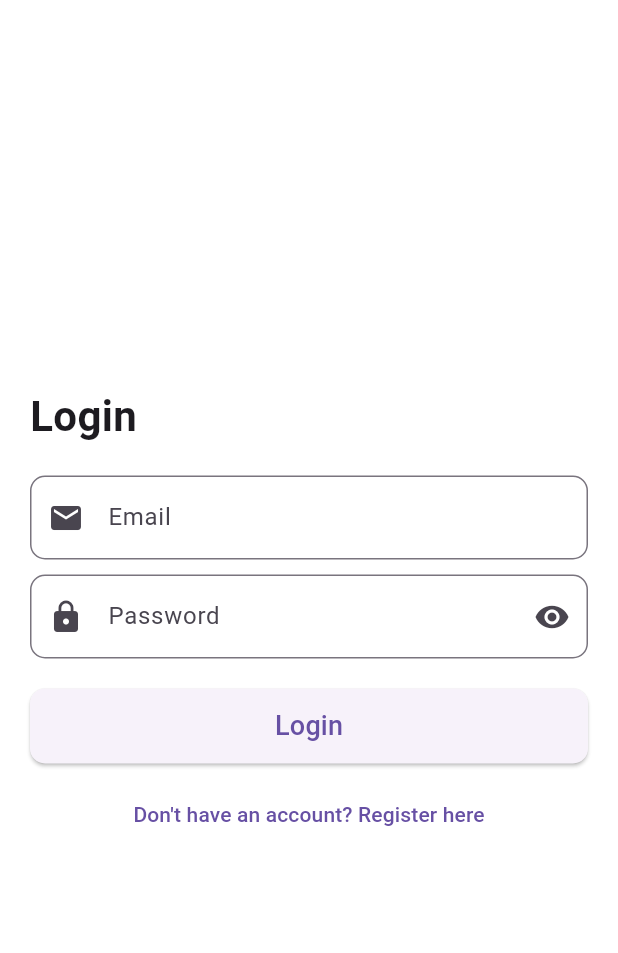
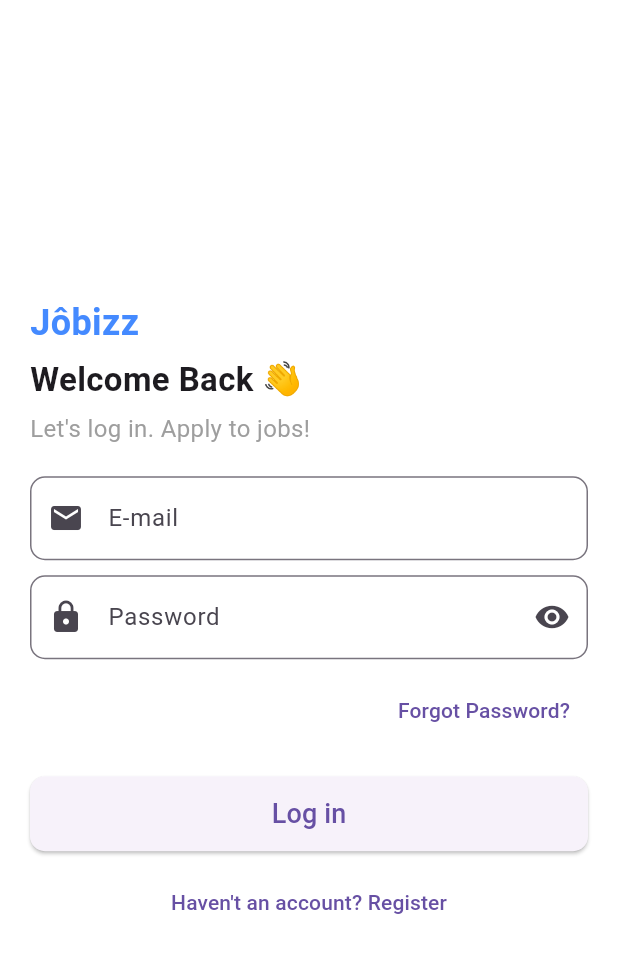
Before and after one commit to sharmavaibhav31/jobSeek, a Flutter app: the screen it shows after launch, on a phone screen of 412 x 824 dp. Shown: the top 953 px of the screen. Run offline on Flutter 3.47's test engine with Material 3 defaults, Android fonts, the phone set to English and light mode, and no system bars.

```diff
--- a/lib/main.dart
+++ b/lib/main.dart
@@ -1,10 +1,11 @@
 import 'package:flutter/material.dart';
+import 'package:flutter_application_1/screens/WelcomeScreen.dart';
 import 'screens/login_screen.dart';
 import 'screens/register_screen.dart';
 import 'screens/forgot_password_screen.dart'; // Import Forgot Password Screen
 import 'screens/home_screen.dart';
 import 'screens/job_listings_screen.dart';
-
+import 'screens/reset_password_screen.dart'; // Fixed missing semicolon
 
 void main() {
   runApp(const MyApp());
@@ -23,11 +24,13 @@ class MyApp extends StatelessWidget {
       ),
       initialRoute: '/login', // Start with Login Screen
       routes: {
+        '/': (context) => const WelcomeScreen(),
         '/login': (context) => const LoginScreen(),
         '/register': (context) => RegisterScreen(),
-        '/forgot-password': (context) => ForgotPasswordScreen(), // Added this
-        '/home': (context) => HomeScreen(),  // Added Home Screen Route
-        '/jobs': (context) => const JobListingsScreen(),  // Added Job Listings route
+        '/forgot-password': (context) => ForgotPasswordScreen(),
+        '/reset-password': (context) => ResetPasswordScreen(), // Added Reset Password Route
+        '/home': (context) => HomeScreen(),
+        '/jobs': (context) => const JobListingsScreen(),
       },
     );
   }
--- a/lib/screens/login_screen.dart
+++ b/lib/screens/login_screen.dart
@@ -20,21 +20,50 @@ class _LoginScreenState extends State<LoginScreen> {
           mainAxisAlignment: MainAxisAlignment.center,
           crossAxisAlignment: CrossAxisAlignment.start,
           children: [
+            // Company Name (JobSeek)
             Text(
-              "Login",
+              "Jôbizz",
               style: TextStyle(
-                fontSize: 28,
+                fontSize: 24,
+                fontWeight: FontWeight.bold,
+                color: Colors.blueAccent, // Adjust color as per your theme
+              ),
+            ),
+            SizedBox(height: 5),
+            Text(
+              "Welcome Back 👋",
+              style: TextStyle(
+                fontSize: 22,
                 fontWeight: FontWeight.bold,
               ),
             ),
+            SizedBox(height: 5),
+            Text(
+              "Let's log in. Apply to jobs!",
+              style: TextStyle(fontSize: 16, color: Colors.grey),
+            ),
             SizedBox(height: 20),
-            _buildTextField("Email", Icons.email),
+
+            _buildTextField("E-mail", Icons.email),
             SizedBox(height: 10),
             _buildPasswordField("Password", Icons.lock),
+            SizedBox(height: 10),
+
+            // Forgot Password Button
+            Align(
+              alignment: Alignment.centerRight,
+              child: TextButton(
+                onPressed: () {
+                  Navigator.pushNamed(context, '/reset-password');
+                },
+                child: Text("Forgot Password?"),
+              ),
+            ),
+
             SizedBox(height: 20),
             ElevatedButton(
               onPressed: () {
-                Navigator.pushReplacementNamed(context, '/home'); // Navigate to Home
+                Navigator.pushReplacementNamed(context, '/home');
               },
               style: ElevatedButton.styleFrom(
                 minimumSize: Size(double.infinity, 50),
@@ -42,15 +71,16 @@ class _LoginScreenState extends State<LoginScreen> {
                   borderRadius: BorderRadius.circular(10),
                 ),
               ),
-              child: Text("Login", style: TextStyle(fontSize: 18)),
+              child: Text("Log in", style: TextStyle(fontSize: 18)),
             ),
             SizedBox(height: 10),
+
             Center(
               child: TextButton(
                 onPressed: () {
                   Navigator.pushNamed(context, '/register');
                 },
-                child: Text("Don't have an account? Register here"),
+                child: Text("Haven't an account? Register"),
               ),
             ),
           ],
```
Also changed, not shown: lib/screens/WelcomeScreen.dart (added, +74 -0 lines), lib/screens/home_screen.dart (+6 -6 lines), lib/screens/register_screen.dart (+71 -61 lines), lib/screens/reset_password_screen.dart (+49 -0 lines), pubspec.yaml (+4 -68 lines), assets/images/logo.png (added).
